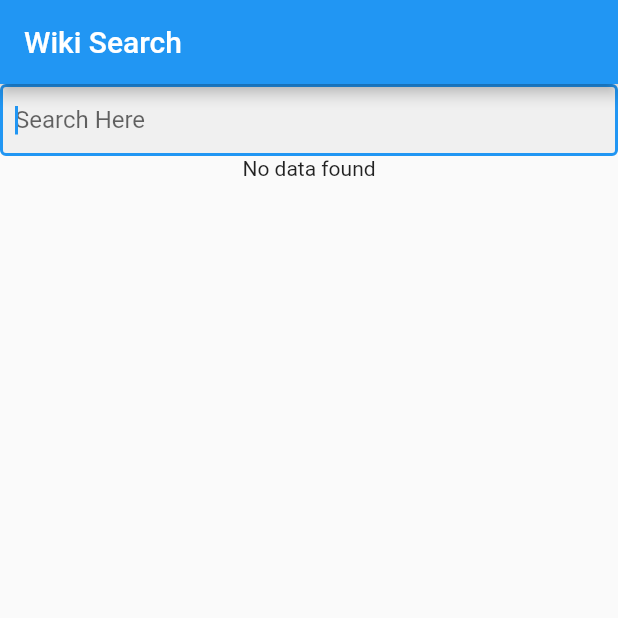
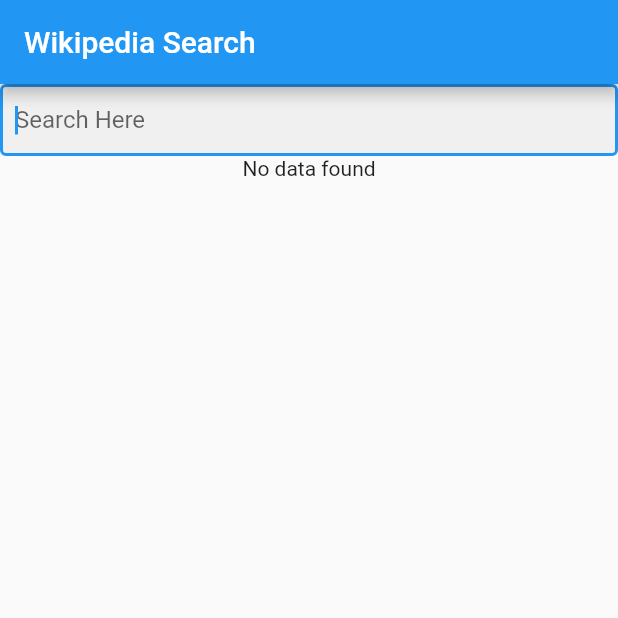
Before and after one commit to devrashpinder/WikiSearch, a Flutter app: the screen it shows after launch, on a phone screen of 412 x 824 dp, the top half of it. Run offline on Flutter 3.47's test engine with Material 2 defaults, Android fonts, the phone set to English and light mode, and no system bars.

Commit message:
final changes

```diff
--- a/test_wikipedia/lib/MyHomePage.dart
+++ b/test_wikipedia/lib/MyHomePage.dart
@@ -136,7 +136,9 @@ class _MyHomePageState extends State<MyHomePage> {
                                               : "Description not available",
                                       style: TextStyle(
                                           color: Colors.black87, fontSize: 12)),
-                                ]))),
+                                ])
+                            )
+                        ),
                       ],
                     ),
                   )
@@ -151,7 +153,7 @@ class _MyHomePageState extends State<MyHomePage> {
 
   Widget getMaterialSearchBar() {
     return AppBar(
-      title: Text("Wiki Search", style: TextStyle(color: Colors.white)),
+      title: Text("Wikipedia Search", style: TextStyle(color: Colors.white)),
     );
   }
 
--- a/test_wikipedia/lib/PageDetails.dart
+++ b/test_wikipedia/lib/PageDetails.dart
@@ -48,7 +48,7 @@ class _PageDetailsState extends State<PageDetails> {
                  alignment: Alignment.center,
                  child: Container(
                    child: Text(
-                     pojo.query.pages[0].extract,style: TextStyle(color: Colors.black,  fontSize: 16,),textAlign: TextAlign.left,
+                     pojo.query.pages[0].extract,style: TextStyle(color: Colors.black,  fontSize: 15,),textAlign: TextAlign.left,
                    ),
                  ),
                ),
```
